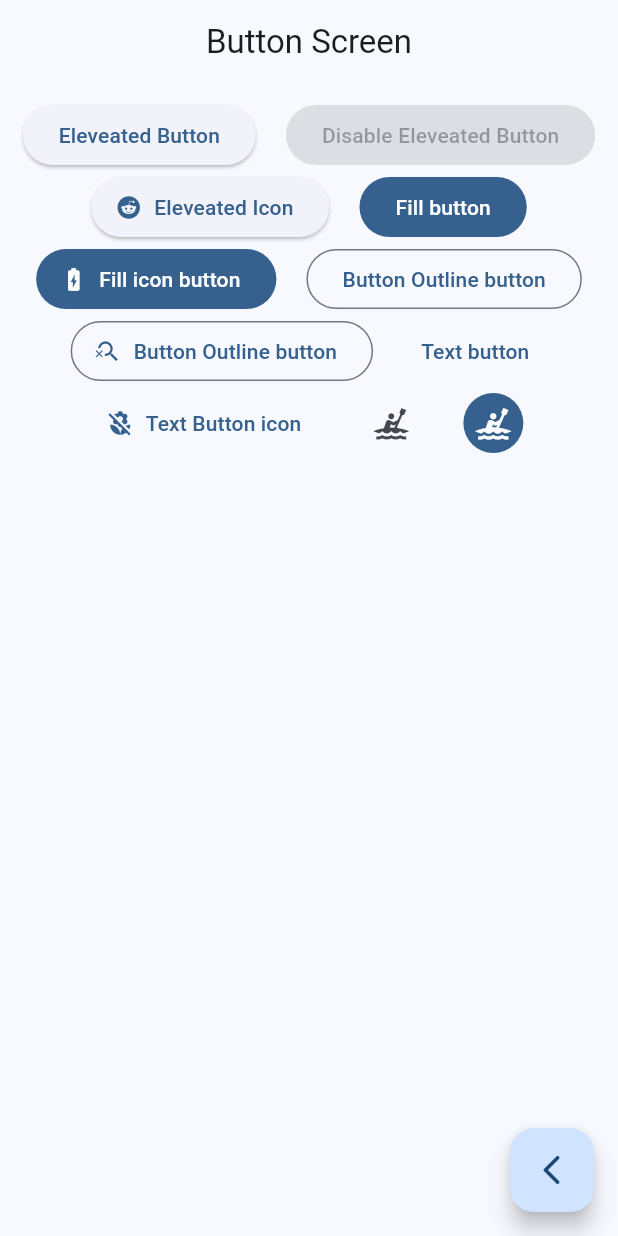
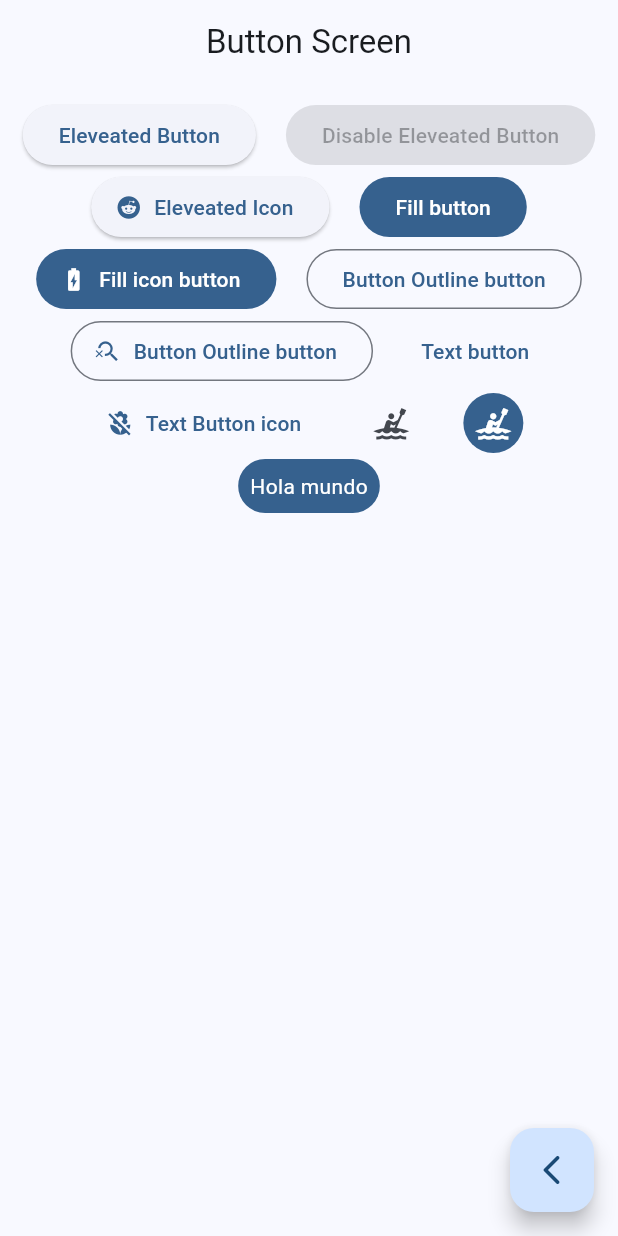
Before and after one commit to MilthonB/Flutter, a Flutter app: the ButtonScreens screen opened by its route, on a phone screen of 412 x 824 dp. Run offline on Flutter 3.47's test engine with Material 3 defaults, Android fonts, the light colour scheme and no system bars; our stand-ins replace animate_do, dio, go_router, google_fonts, video_player; missing offline and left inert: dart:ffi.

Commit message:
Button screen finish

```diff
--- a/widgets_app/lib/presentation/screens/buttons/button_screens.dart
+++ b/widgets_app/lib/presentation/screens/buttons/button_screens.dart
@@ -49,10 +49,36 @@ class _ButtonsView extends StatelessWidget {
             TextButton(onPressed: (){}, child: Text('Text button')),
             TextButton.icon(onPressed: (){}, label: Text('Text Button icon'),icon: Icon(Icons.macro_off),),
             IconButton(onPressed: (){}, icon: Icon(Icons.kayaking)),
-            IconButton(onPressed: (){}, icon: Icon(Icons.kayaking), style: ButtonStyle( backgroundColor: WidgetStatePropertyAll(colors.primary),foregroundColor: WidgetStatePropertyAll(Colors.white)),)
+            IconButton(onPressed: (){}, icon: Icon(Icons.kayaking), style: ButtonStyle( backgroundColor: WidgetStatePropertyAll(colors.primary),foregroundColor: WidgetStatePropertyAll(Colors.white)),),
+            CustomButton()
           ],
         ),
       ),
     );
   }
+
 }
+
+
+
+class CustomButton extends StatelessWidget {
+  const CustomButton({super.key});
+
+  @override
+  Widget build(BuildContext context) {
+    final colors = Theme.of(context).colorScheme;
+    return ClipRRect(
+      borderRadius: BorderRadius.circular(20),
+      child: Material(
+        color: colors.primary,
+        child: InkWell(
+          onTap: (){},
+          child: Padding(
+            padding: const EdgeInsets.all(8.0),
+            child: Text('Hola mundo', style: TextStyle(color: Colors.white),),
+          ),
+        ),
+      ),
+    );
+  }
+}
```
